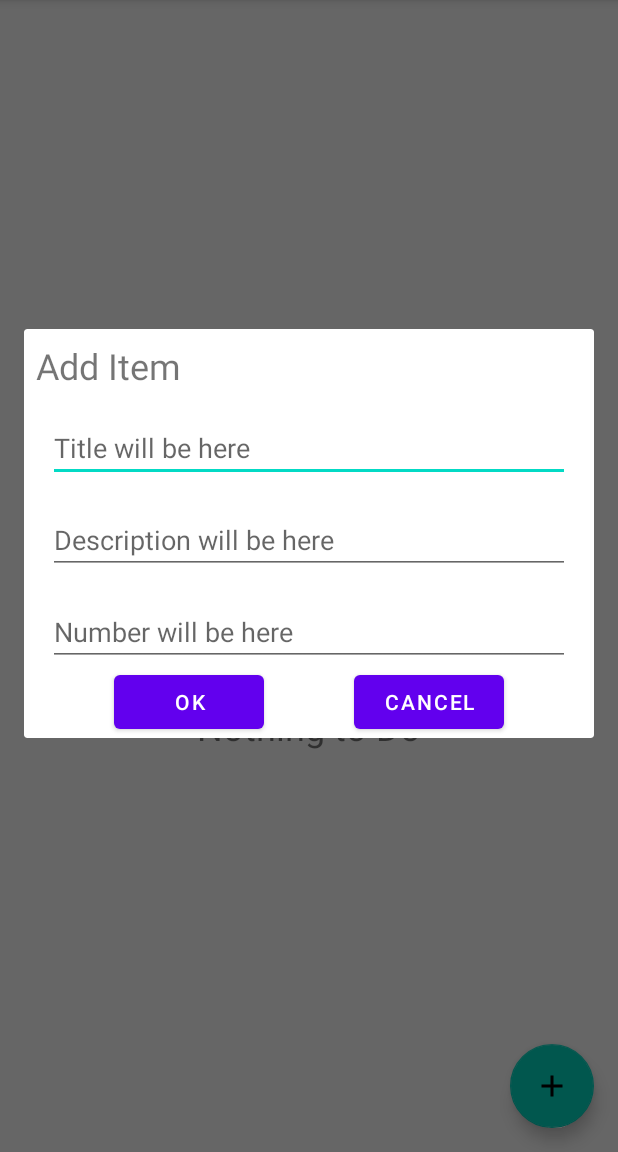
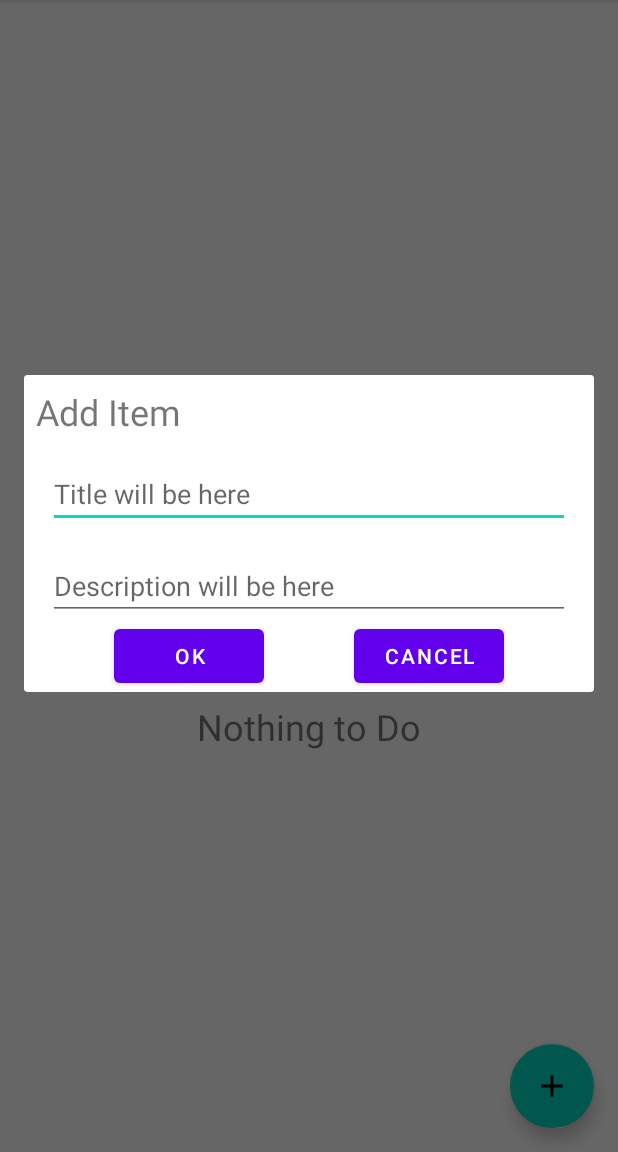
Before and after one commit to LitvyakovSerg/ToDoListApp, an Android app: the screen it shows after launch (MainActivity), after a tap on an icon or button, on a phone screen of 412 x 824 dp, the part 84-1236 px from its top. Run offline under Robolectric (Android 15) with nearby library versions, the phone set to English and light mode, and no system bars; our stand-ins replace Room's generated code.

Commit message:
Change CustomDialog window (from 3 to 2 textview)

```diff
--- a/app/src/main/java/com/example/android/todolistapp/CustomAdapter.kt
+++ b/app/src/main/java/com/example/android/todolistapp/CustomAdapter.kt
@@ -13,7 +13,7 @@ class CustomAdapter(private var mList: MutableList<ToDoItem>, private val click:
     class ViewHolder(ItemView: View) : RecyclerView.ViewHolder(ItemView) {
         val title: TextView = itemView.findViewById(R.id.item_recycler_title)
         val description: TextView = itemView.findViewById(R.id.item_recycler_description)
-        val number: TextView = itemView.findViewById(R.id.item_recycler_number)
+//        val number: TextView = itemView.findViewById(R.id.item_recycler_number)
         val container: ConstraintLayout = itemView.findViewById(R.id.item_recycler_container)
     }
 
@@ -30,7 +30,7 @@ class CustomAdapter(private var mList: MutableList<ToDoItem>, private val click:
 
         holder.title.text = mList[position].title
         holder.description.text = mList[position].description
-        holder.number.text = mList[position].number.toString()
+//        holder.number.text = mList[position].number.toString()
         holder.container.setOnClickListener {
             click.itemClicked(mList[position])
         }
--- a/app/src/main/java/com/example/android/todolistapp/ToDoItem.kt
+++ b/app/src/main/java/com/example/android/todolistapp/ToDoItem.kt
@@ -9,5 +9,5 @@ data class ToDoItem(
     @PrimaryKey (autoGenerate = true) val id: Int,
     @ColumnInfo(name = "titleColumn") val title: String,
     val description: String,
-    val number: String
+//    val number: String
 )
--- a/app/src/main/java/com/example/android/todolistapp/data/PrefsManagerImpl.kt
+++ b/app/src/main/java/com/example/android/todolistapp/data/PrefsManagerImpl.kt
@@ -18,8 +18,9 @@ class   PrefsManagerImpl(app: Application) : PrefsManager {
         // Если в sharedPref не будет данных по ключу или самого ключа, то возвращаем пустую строку
         val title = sharedPref.getString(PREFS_TITLE_KEY, PREFS_DEFAULT_VALUE) ?: PREFS_DEFAULT_VALUE
         val description = sharedPref.getString(PREFS_DESCRIPTION_KEY, PREFS_DEFAULT_VALUE) ?: PREFS_DEFAULT_VALUE
-        val number = sharedPref.getString(PREFS_NUMBER_KEY, PREFS_DEFAULT_VALUE) ?: PREFS_DEFAULT_VALUE
-        return ToDoItem(0, title, description, number)
+//        val number = sharedPref.getString(PREFS_NUMBER_KEY, PREFS_DEFAULT_VALUE) ?: PREFS_DEFAULT_VALUE
+//        return ToDoItem(0, title, description, number)
+        return ToDoItem(0, title, description)
     }
 
     override fun saveDataInPrefs(key: String, value: String) {
@@ -32,7 +33,7 @@ class   PrefsManagerImpl(app: Application) : PrefsManager {
     companion object {
         const val PREFS_TITLE_KEY = "titleKey"
         const val PREFS_DESCRIPTION_KEY = "descriptionKey"
-        const val PREFS_NUMBER_KEY = "numberKey"
+//        const val PREFS_NUMBER_KEY = "numberKey"
         const val PREFS_NAME = "preferences"
         const val PREFS_DEFAULT_VALUE = ""
     }
--- a/app/src/main/res/layout/dialog_template.xml
+++ b/app/src/main/res/layout/dialog_template.xml
@@ -32,20 +32,20 @@
         android:layout_height="wrap_content"
         app:layout_constraintTop_toBottomOf="@id/dialog_input_title"/>
 
-    <EditText
-        android:id="@+id/dialog_input_number"
-        android:hint="@string/number_will_be_here"
-        android:layout_margin="16dp"
-        android:layout_width="match_parent"
-        android:layout_height="wrap_content"
-        app:layout_constraintTop_toBottomOf="@id/dialog_input_description"/>
+<!--    <EditText-->
+<!--        android:id="@+id/dialog_input_number"-->
+<!--        android:hint="@string/number_will_be_here"-->
+<!--        android:layout_margin="16dp"-->
+<!--        android:layout_width="match_parent"-->
+<!--        android:layout_height="wrap_content"-->
+<!--        app:layout_constraintTop_toBottomOf="@id/dialog_input_description"/>-->
 
     <Button
         android:id="@+id/dialog_ok_button"
         android:text="@string/ok"
         android:layout_width="100dp"
         android:layout_height="wrap_content"
-        app:layout_constraintTop_toBottomOf="@+id/dialog_input_number"
+        app:layout_constraintTop_toBottomOf="@+id/dialog_input_description"
         app:layout_constraintStart_toStartOf="parent"
         app:layout_constraintEnd_toStartOf="@+id/dialog_cancel_button" />
 
@@ -54,7 +54,7 @@
         android:text="@string/cancel"
         android:layout_width="100dp"
         android:layout_height="wrap_content"
-        app:layout_constraintTop_toBottomOf="@+id/dialog_input_number"
+        app:layout_constraintTop_toBottomOf="@+id/dialog_input_description"
         app:layout_constraintStart_toEndOf="@id/dialog_ok_button"
         app:layout_constraintEnd_toEndOf="parent"/>
 
```
Also changed, not shown: app/src/main/java/com/example/android/todolistapp/CustomDialog.kt (+12 -12 lines), app/src/main/res/layout/item.xml (+0 -10 lines).
